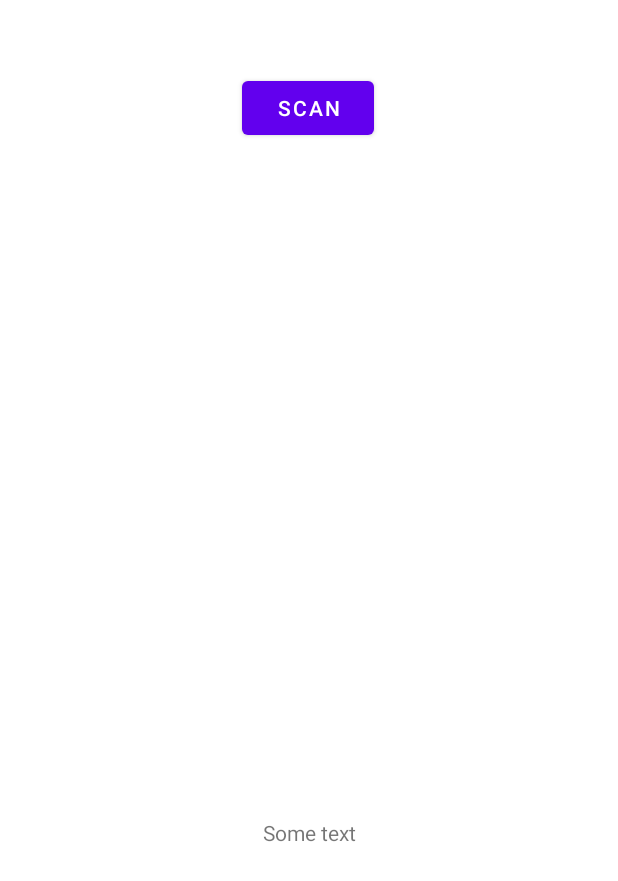
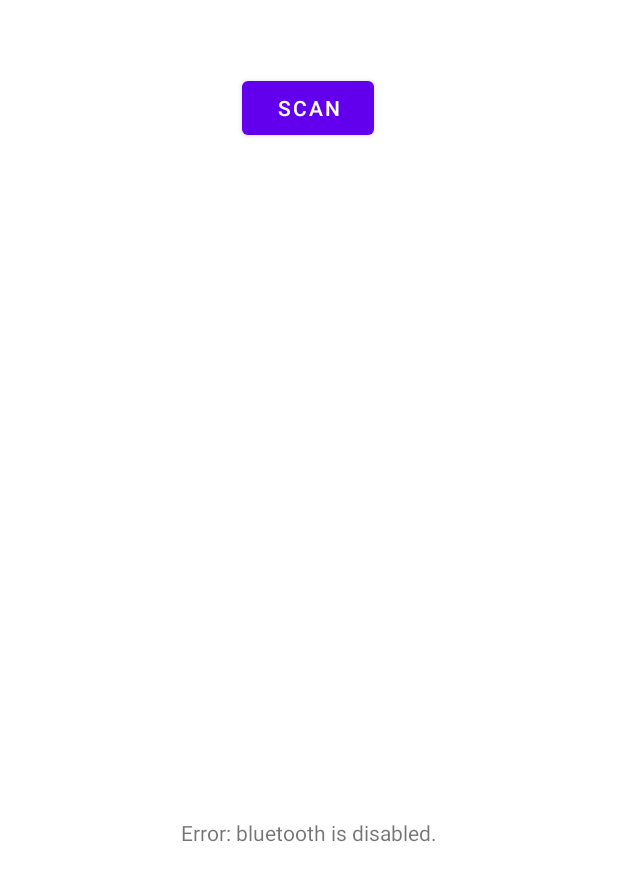
Before and after one commit to masim05/android-play-bluetooth, an Android app: the screen it shows after launch (MainActivity), after a tap on "SCAN", on a phone screen of 412 x 824 dp. Shown: the top 881 px of the screen. Run offline under Robolectric (Android 15) with nearby library versions, the phone set to English and light mode, and no system bars.

Commit message:
Move CustomRecyclerAdapter to a separate file.

```diff
--- a/app/src/main/res/layout/activity_main.xml
+++ b/app/src/main/res/layout/activity_main.xml
@@ -26,7 +26,7 @@
         app:layout_constraintTop_toBottomOf="@+id/scan_button" />
 
     <TextView
-        android:id="@+id/textView"
+        android:id="@+id/textMessage"
         android:layout_width="wrap_content"
         android:layout_height="wrap_content"
         android:text="@string/textview"
--- a/app/src/main/res/values/strings.xml
+++ b/app/src/main/res/values/strings.xml
@@ -1,6 +1,12 @@
 <resources>
     <string name="app_name">Play With Bluetooth</string>
     <string name="title_activity_main">PwBT</string>
-    <string name="textview">Some text</string>
+    <string name="textview">Press SCAN button.</string>
     <string name="scan">Scan</string>
+    <string name="error_bluetooth_adapter_is_null">Error: bluetoothAdapter is null.</string>
+    <string name="error_bluetooth_is_disabled">Error: bluetooth is disabled.</string>
+    <string name="error_location_is_disabled">Error: location is disabled.</string>
+    <string name="discovering">Discovering...</string>
+    <string name="error_start_discovery_failed">Error: startDiscovery() failed.</string>
+    <string name="discovery_finished">Discovery finished.</string>
 </resources>
```
Also changed, not shown: app/src/main/java/com/example/playwithbluetooth/CustomRecyclerAdapter.kt (added, +31 -0 lines), app/src/main/java/com/example/playwithbluetooth/MainActivity.kt (+31 -36 lines).
